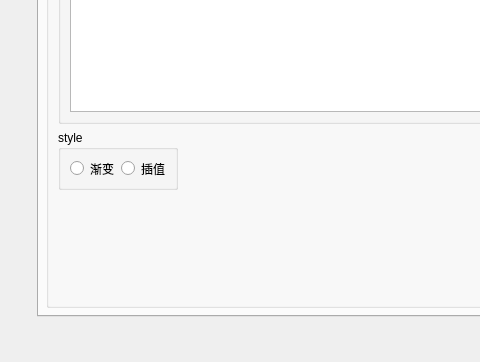
BeQuiet1228/FreeCAD, file src/DataVisualization/ConfigWidget.ui: the form before one commit; both pictures show x 0 to 480 and y 479 to 841 of the 1070 by 841 pixel window.
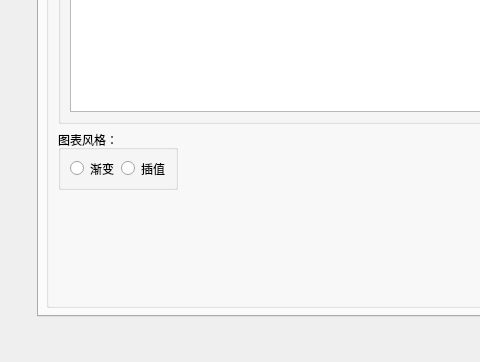
The form after the commit.

The edit to the form file:
```diff
--- a/src/DataVisualization/ConfigWidget.ui
+++ b/src/DataVisualization/ConfigWidget.ui
@@ -921,7 +921,7 @@
             <item>
              <widget class="QGroupBox" name="groupBox_10">
               <property name="title">
-               <string>style</string>
+               <string>图表风格：</string>
               </property>
               <layout class="QGridLayout" name="gridLayout_12">
                <item row="0" column="0">
```
